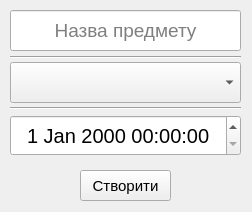
Above: studly/meetCreator.ui from MykytaKa/MVP_Studly_Product before the change. Below: the same form after it.
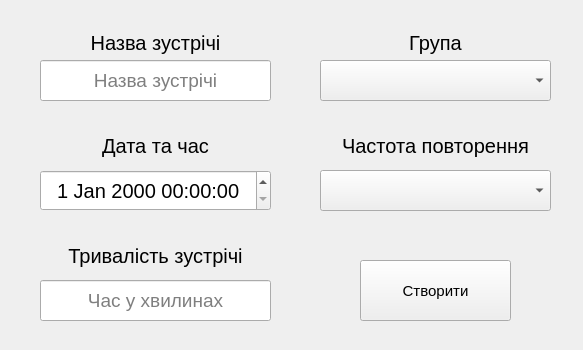
That is the form after the change.

Diff of the .ui file:
```diff
--- a/studly/meetCreator.ui
+++ b/studly/meetCreator.ui
@@ -6,8 +6,8 @@
    <rect>
     <x>0</x>
     <y>0</y>
-    <width>252</width>
-    <height>212</height>
+    <width>583</width>
+    <height>350</height>
    </rect>
   </property>
   <property name="sizePolicy">
@@ -18,14 +18,14 @@
   </property>
   <property name="minimumSize">
    <size>
-    <width>252</width>
-    <height>212</height>
+    <width>583</width>
+    <height>350</height>
    </size>
   </property>
   <property name="maximumSize">
    <size>
-    <width>252</width>
-    <height>212</height>
+    <width>583</width>
+    <height>350</height>
    </size>
   </property>
   <property name="font">
@@ -39,8 +39,8 @@
   <widget class="QLineEdit" name="nameEdit">
    <property name="geometry">
     <rect>
-     <x>10</x>
-     <y>10</y>
+     <x>40</x>
+     <y>60</y>
      <width>231</width>
      <height>41</height>
     </rect>
@@ -54,40 +54,14 @@
     <set>Qt::AlignCenter</set>
    </property>
    <property name="placeholderText">
-    <string>Назва предмету</string>
-   </property>
-  </widget>
-  <widget class="Line" name="line">
-   <property name="geometry">
-    <rect>
-     <x>10</x>
-     <y>47</y>
-     <width>231</width>
-     <height>20</height>
-    </rect>
-   </property>
-   <property name="orientation">
-    <enum>Qt::Horizontal</enum>
-   </property>
-  </widget>
-  <widget class="Line" name="line_2">
-   <property name="geometry">
-    <rect>
-     <x>10</x>
-     <y>98</y>
-     <width>231</width>
-     <height>20</height>
-    </rect>
-   </property>
-   <property name="orientation">
-    <enum>Qt::Horizontal</enum>
+    <string>Назва зустрічі</string>
    </property>
   </widget>
   <widget class="QDateTimeEdit" name="dateTimeEdit">
    <property name="geometry">
     <rect>
-     <x>10</x>
-     <y>115</y>
+     <x>40</x>
+     <y>170</y>
      <width>231</width>
      <height>41</height>
     </rect>
@@ -104,8 +78,8 @@
   <widget class="QComboBox" name="groupEdit">
    <property name="geometry">
     <rect>
-     <x>10</x>
-     <y>62</y>
+     <x>320</x>
+     <y>60</y>
      <width>231</width>
      <height>41</height>
     </rect>
@@ -119,21 +93,158 @@
   <widget class="QPushButton" name="createButton">
    <property name="geometry">
     <rect>
-     <x>80</x>
-     <y>170</y>
-     <width>91</width>
-     <height>31</height>
+     <x>360</x>
+     <y>260</y>
+     <width>151</width>
+     <height>61</height>
     </rect>
    </property>
    <property name="font">
     <font>
      <pointsize>11</pointsize>
+     <underline>false</underline>
     </font>
    </property>
    <property name="text">
     <string>Створити</string>
    </property>
   </widget>
+  <widget class="QComboBox" name="frequency">
+   <property name="geometry">
+    <rect>
+     <x>320</x>
+     <y>170</y>
+     <width>231</width>
+     <height>41</height>
+    </rect>
+   </property>
+  </widget>
+  <widget class="QLabel" name="label">
+   <property name="geometry">
+    <rect>
+     <x>40</x>
+     <y>27</y>
+     <width>231</width>
+     <height>31</height>
+    </rect>
+   </property>
+   <property name="font">
+    <font>
+     <pointsize>15</pointsize>
+    </font>
+   </property>
+   <property name="text">
+    <string>Назва зустрічі</string>
+   </property>
+   <property name="alignment">
+    <set>Qt::AlignCenter</set>
+   </property>
+  </widget>
+  <widget class="QLabel" name="label_2">
+   <property name="geometry">
+    <rect>
+     <x>320</x>
+     <y>27</y>
+     <width>231</width>
+     <height>31</height>
+    </rect>
+   </property>
+   <property name="font">
+    <font>
+     <pointsize>15</pointsize>
+    </font>
+   </property>
+   <property name="text">
+    <string>Група</string>
+   </property>
+   <property name="alignment">
+    <set>Qt::AlignCenter</set>
+   </property>
+  </widget>
+  <widget class="QLabel" name="label_3">
+   <property name="geometry">
+    <rect>
+     <x>40</x>
+     <y>130</y>
+     <width>231</width>
+     <height>31</height>
+    </rect>
+   </property>
+   <property name="font">
+    <font>
+     <pointsize>15</pointsize>
+    </font>
+   </property>
+   <property name="text">
+    <string>Дата та час</string>
+   </property>
+   <property name="alignment">
+    <set>Qt::AlignCenter</set>
+   </property>
+  </widget>
+  <widget class="QLineEdit" name="duration">
+   <property name="geometry">
+    <rect>
+     <x>40</x>
+     <y>280</y>
+     <width>231</width>
+     <height>41</height>
+    </rect>
+   </property>
+   <property name="font">
+    <font>
+     <pointsize>14</pointsize>
+    </font>
+   </property>
+   <property name="alignment">
+    <set>Qt::AlignCenter</set>
+   </property>
+   <property name="placeholderText">
+    <string>Час у хвилинах</string>
+   </property>
+  </widget>
+  <widget class="QLabel" name="label_4">
+   <property name="geometry">
+    <rect>
+     <x>40</x>
+     <y>240</y>
+     <width>231</width>
+     <height>31</height>
+    </rect>
+   </property>
+   <property name="font">
+    <font>
+     <pointsize>15</pointsize>
+    </font>
+   </property>
+   <property name="text">
+    <string>Тривалість зустрічі</string>
+   </property>
+   <property name="alignment">
+    <set>Qt::AlignCenter</set>
+   </property>
+  </widget>
+  <widget class="QLabel" name="label_5">
+   <property name="geometry">
+    <rect>
+     <x>320</x>
+     <y>130</y>
+     <width>231</width>
+     <height>31</height>
+    </rect>
+   </property>
+   <property name="font">
+    <font>
+     <pointsize>15</pointsize>
+    </font>
+   </property>
+   <property name="text">
+    <string>Частота повторення</string>
+   </property>
+   <property name="alignment">
+    <set>Qt::AlignCenter</set>
+   </property>
+  </widget>
  </widget>
  <resources/>
  <connections/>
```
Left out of the diff: 3 changed lines with no effect on the pictures.
